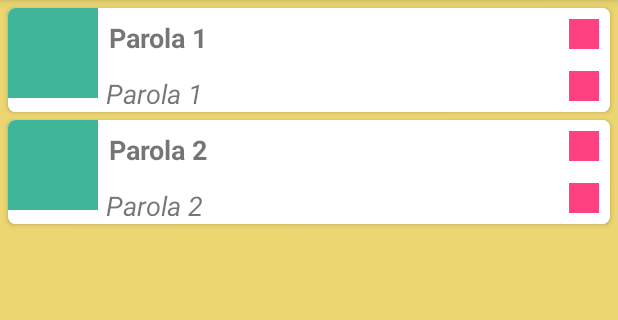
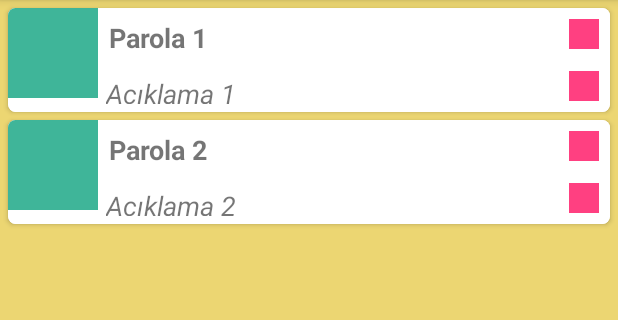
Before and after one commit to kablanfatih/PassRemo, an Android app: the UserActivity screen opened directly, with no data from a screen before it, on a phone screen of 412 x 824 dp, the part 84-404 px from its top. Run offline under Robolectric (Android 15) with nearby library versions, the phone set to English and light mode, and no system bars; our stand-ins replace Firebase (no records; nobody signed in at launch, a user with empty details on screens opened directly).

Commit message:
bug fixed

```diff
--- a/app/src/main/java/com/kablanfatih/passremo/ListAdapter.java
+++ b/app/src/main/java/com/kablanfatih/passremo/ListAdapter.java
@@ -56,7 +56,7 @@ public class ListAdapter extends RecyclerView.Adapter<ListAdapter.MyViewHolder>
         void setData(ListPassword tiklanilanManzara, int position) {
 
             this.title.setText(tiklanilanManzara.getTitle());
-            this.name.setText(tiklanilanManzara.getTitle());
+            this.name.setText(tiklanilanManzara.getName());
             this.tiklanilanOgeninPozisyonu = position;
         }
     }
--- a/app/src/main/java/com/kablanfatih/passremo/ListPassword.java
+++ b/app/src/main/java/com/kablanfatih/passremo/ListPassword.java
@@ -43,7 +43,7 @@ public class ListPassword {
 
             ListPassword gecici = new ListPassword();
             gecici.setTitle("Parola "+i);
-            gecici.setPassword("Tanım Bilgisi "+i);
+            gecici.setName("Açıklama "+i);
             dataList.add(gecici);
         }
         return dataList;
```
